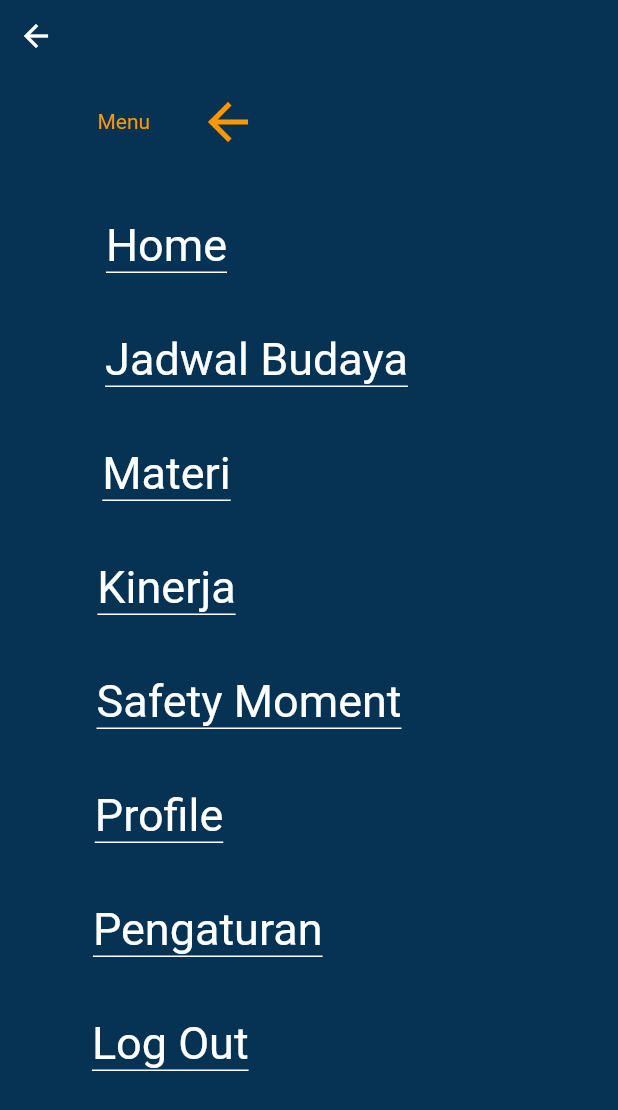
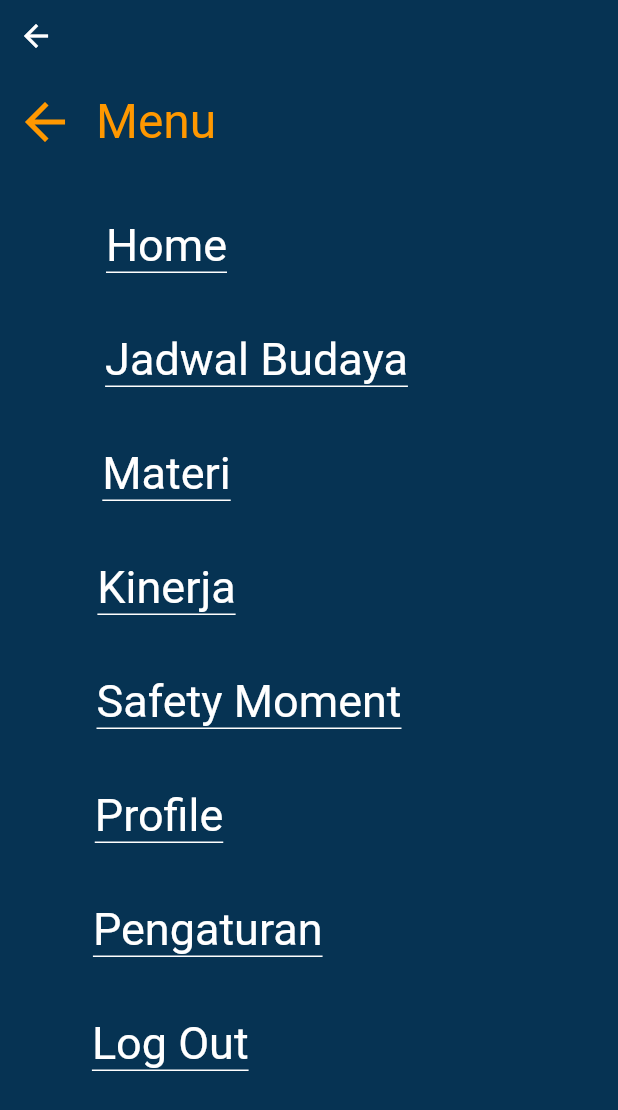
Before and after one commit to Soviena/inovasi-budaya-flutter, a Flutter app: the BurgerList widget shown alone on an empty page, opened directly, on a phone screen of 412 x 824 dp. Shown: the top 1110 px of the screen. Run offline on Flutter 3.47's test engine with Material 2 defaults, Android fonts, the phone set to English and light mode, and no system bars; our stand-ins replace quickalert.

Commit message:
mengatur arrow icon

```diff
--- a/lib/view/Burger_Menu.dart
+++ b/lib/view/Burger_Menu.dart
@@ -25,7 +25,7 @@ class _BurgerListState extends State<BurgerList> {
         child: Column(
           children: [
             Container(
-              //tombol back
+              // Tombol back
               height: 56,
               alignment: Alignment.topLeft,
               child: IconButton(
@@ -39,31 +39,16 @@ class _BurgerListState extends State<BurgerList> {
                 },
               ),
             ),
-            Row(
-              mainAxisAlignment: MainAxisAlignment.spaceBetween,
+            Container(
+              margin: const EdgeInsets.symmetric(horizontal: 5),
+              child: Row(
                 children: [
                   Container(
-                  margin: const EdgeInsets.symmetric(horizontal: 5),
-                  child: Row(children: [
-                    Container(
-                      width: 50,
+                    width: 5,
                     height: 50,
                     decoration: BoxDecoration(
                       shape: BoxShape.circle,
                     ),
-                    ),
-                    GestureDetector(
-                      child: Container(
-                        margin: const EdgeInsets.only(left: 10),
-                        child: Column(
-                          crossAxisAlignment: CrossAxisAlignment.start,
-                          children: [
-                            Text("Menu", style: TextStyle(color: Colors.orange))
-                          ],
-                        ),
-                      ),
-                    ),
-                  ]),
                   ),
                   GestureDetector(
                     onTap: () {
@@ -72,16 +57,25 @@ class _BurgerListState extends State<BurgerList> {
                         MaterialPageRoute(builder: (context) => HomePage()),
                       );
                     },
-                  child: Container(
-                    margin: EdgeInsets.only(right: 240),
-                    child: const Icon(
+                    child: Row(
+                      children: [
+                        Padding(
+                          padding: EdgeInsets.only(right: 14),
+                          child: Icon(
                             Icons.arrow_back,
                             color: Colors.orange,
                             size: 40,
                           ),
                         ),
+                        Text(
+                          "Menu",
+                          style: TextStyle(color: Colors.orange, fontSize: 32),
                         ),
                       ],
+                    ),
+                  ),
+                ],
+              ),
             ),
             GestureDetector(
               onTap: () {
@@ -93,7 +87,8 @@ class _BurgerListState extends State<BurgerList> {
               child: Container(
                 margin: EdgeInsets.fromLTRB(0, 40, 190, 0),
                 decoration: const BoxDecoration(
-                    border: Border(bottom: BorderSide(color: Colors.white))),
+                  border: Border(bottom: BorderSide(color: Colors.white)),
+                ),
                 child: const Text(
                   "Home",
                   style: TextStyle(fontSize: 30, color: Colors.white),
@@ -110,7 +105,8 @@ class _BurgerListState extends State<BurgerList> {
               child: Container(
                 margin: EdgeInsets.fromLTRB(0, 40, 70, 0),
                 decoration: const BoxDecoration(
-                    border: Border(bottom: BorderSide(color: Colors.white))),
+                  border: Border(bottom: BorderSide(color: Colors.white)),
+                ),
                 child: const Text(
                   "Jadwal Budaya",
                   style: TextStyle(fontSize: 30, color: Colors.white),
@@ -127,7 +123,8 @@ class _BurgerListState extends State<BurgerList> {
               child: Container(
                 margin: EdgeInsets.fromLTRB(0, 40, 190, 0),
                 decoration: const BoxDecoration(
-                    border: Border(bottom: BorderSide(color: Colors.white))),
+                  border: Border(bottom: BorderSide(color: Colors.white)),
+                ),
                 child: const Text(
                   "Materi",
                   style: TextStyle(fontSize: 30, color: Colors.white),
@@ -144,7 +141,8 @@ class _BurgerListState extends State<BurgerList> {
               child: Container(
                 margin: EdgeInsets.fromLTRB(0, 40, 190, 0),
                 decoration: const BoxDecoration(
-                    border: Border(bottom: BorderSide(color: Colors.white))),
+                  border: Border(bottom: BorderSide(color: Colors.white)),
+                ),
                 child: const Text(
                   "Kinerja",
                   style: TextStyle(fontSize: 30, color: Colors.white),
@@ -161,7 +159,8 @@ class _BurgerListState extends State<BurgerList> {
               child: Container(
                 margin: EdgeInsets.fromLTRB(0, 40, 80, 0),
                 decoration: const BoxDecoration(
-                    border: Border(bottom: BorderSide(color: Colors.white))),
+                  border: Border(bottom: BorderSide(color: Colors.white)),
+                ),
                 child: const Text(
                   "Safety Moment",
                   style: TextStyle(fontSize: 30, color: Colors.white),
@@ -178,7 +177,8 @@ class _BurgerListState extends State<BurgerList> {
               child: Container(
                 margin: EdgeInsets.fromLTRB(0, 40, 200, 0),
                 decoration: const BoxDecoration(
-                    border: Border(bottom: BorderSide(color: Colors.white))),
+                  border: Border(bottom: BorderSide(color: Colors.white)),
+                ),
                 child: const Text(
                   "Profile",
                   style: TextStyle(fontSize: 30, color: Colors.white),
@@ -195,7 +195,8 @@ class _BurgerListState extends State<BurgerList> {
               child: Container(
                 margin: EdgeInsets.fromLTRB(0, 40, 135, 0),
                 decoration: const BoxDecoration(
-                    border: Border(bottom: BorderSide(color: Colors.white))),
+                  border: Border(bottom: BorderSide(color: Colors.white)),
+                ),
                 child: const Text(
                   "Pengaturan",
                   style: TextStyle(fontSize: 30, color: Colors.white),
@@ -212,7 +213,8 @@ class _BurgerListState extends State<BurgerList> {
               child: Container(
                 margin: EdgeInsets.fromLTRB(0, 40, 185, 0),
                 decoration: const BoxDecoration(
-                    border: Border(bottom: BorderSide(color: Colors.white))),
+                  border: Border(bottom: BorderSide(color: Colors.white)),
+                ),
                 child: const Text(
                   "Log Out",
                   style: TextStyle(fontSize: 30, color: Colors.white),
```
Lines whose indentation alone changed are shown as unchanged.
